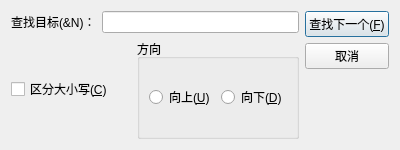
This is notepad/searchdialog.ui in ChinoKou/QtCourse as Qt 5 draws it before an edit. The edited form follows.
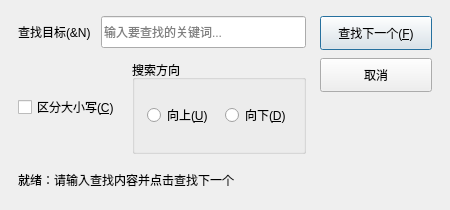
This is the edited form.

Diff of the .ui file:
```diff
--- a/notepad/searchdialog.ui
+++ b/notepad/searchdialog.ui
@@ -6,32 +6,80 @@
    <rect>
     <x>0</x>
     <y>0</y>
-    <width>400</width>
-    <height>150</height>
+    <width>450</width>
+    <height>210</height>
    </rect>
   </property>
+  <property name="minimumSize">
+   <size>
+    <width>430</width>
+    <height>195</height>
+   </size>
+  </property>
   <property name="windowTitle">
    <string>查找</string>
   </property>
-  <layout class="QHBoxLayout" name="mainLayout">
+  <layout class="QVBoxLayout" name="rootLayout">
+   <property name="spacing">
+    <number>12</number>
+   </property>
+   <property name="leftMargin">
+    <number>18</number>
+   </property>
+   <property name="topMargin">
+    <number>16</number>
+   </property>
+   <property name="rightMargin">
+    <number>18</number>
+   </property>
+   <property name="bottomMargin">
+    <number>16</number>
+   </property>
+   <item>
+    <layout class="QHBoxLayout" name="bodyLayout">
+     <property name="spacing">
+      <number>14</number>
+     </property>
    <item>
     <layout class="QVBoxLayout" name="leftLayout">
+       <property name="spacing">
+        <number>12</number>
+       </property>
      <item>
       <layout class="QHBoxLayout" name="inputLayout">
+         <property name="spacing">
+          <number>10</number>
+         </property>
        <item>
         <widget class="QLabel" name="labelTarget">
          <property name="text">
-          <string>查找目标(&amp;N)：</string>
+            <string>查找目标(&amp;N)</string>
          </property>
         </widget>
        </item>
        <item>
-        <widget class="QLineEdit" name="lineEditTarget"/>
+          <widget class="QLineEdit" name="lineEditTarget">
+           <property name="minimumSize">
+            <size>
+             <width>0</width>
+             <height>32</height>
+            </size>
+           </property>
+           <property name="placeholderText">
+            <string>输入要查找的关键词...</string>
+           </property>
+           <property name="clearButtonEnabled">
+            <bool>true</bool>
+           </property>
+          </widget>
        </item>
       </layout>
      </item>
      <item>
       <layout class="QHBoxLayout" name="optionLayout">
+         <property name="spacing">
+          <number>12</number>
+         </property>
        <item>
         <widget class="QCheckBox" name="checkCaseSensitive">
          <property name="text">
@@ -42,9 +90,24 @@
        <item>
         <widget class="QGroupBox" name="groupBoxDirection">
          <property name="title">
-          <string>方向</string>
+            <string>搜索方向</string>
          </property>
          <layout class="QHBoxLayout" name="directionLayout">
+            <property name="spacing">
+             <number>12</number>
+            </property>
+            <property name="leftMargin">
+             <number>12</number>
+            </property>
+            <property name="topMargin">
+             <number>8</number>
+            </property>
+            <property name="rightMargin">
+             <number>12</number>
+            </property>
+            <property name="bottomMargin">
+             <number>8</number>
+            </property>
           <item>
            <widget class="QRadioButton" name="radioUp">
             <property name="text">
@@ -68,15 +131,33 @@
    </item>
    <item>
     <layout class="QVBoxLayout" name="btnLayout">
+       <property name="spacing">
+        <number>8</number>
+       </property>
      <item>
       <widget class="QPushButton" name="btnFindNext">
+         <property name="minimumSize">
+          <size>
+           <width>112</width>
+           <height>34</height>
+          </size>
+         </property>
        <property name="text">
         <string>查找下一个(&amp;F)</string>
        </property>
+         <property name="default">
+          <bool>true</bool>
+         </property>
       </widget>
      </item>
      <item>
       <widget class="QPushButton" name="btnCancel">
+         <property name="minimumSize">
+          <size>
+           <width>112</width>
+           <height>34</height>
+          </size>
+         </property>
        <property name="text">
         <string>取消</string>
        </property>
@@ -90,12 +171,27 @@
        <property name="sizeHint" stdset="0">
         <size>
          <width>20</width>
-         <height>40</height>
+           <height>20</height>
         </size>
        </property>
       </spacer>
      </item>
     </layout>
+     </item>
+    </layout>
+   </item>
+   <item>
+    <widget class="QLabel" name="labelStatus">
+     <property name="minimumSize">
+      <size>
+       <width>0</width>
+       <height>28</height>
+      </size>
+     </property>
+     <property name="text">
+      <string>就绪：请输入查找内容并点击查找下一个</string>
+     </property>
+    </widget>
    </item>
   </layout>
  </widget>
```
Left out of the diff: 2 changed lines with no effect on the pictures. Lines whose indentation alone changed are shown as unchanged.
